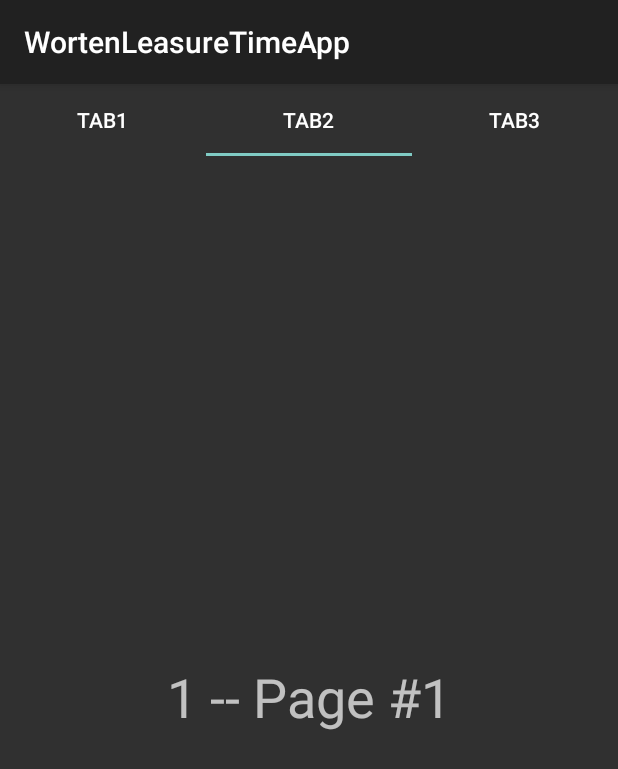
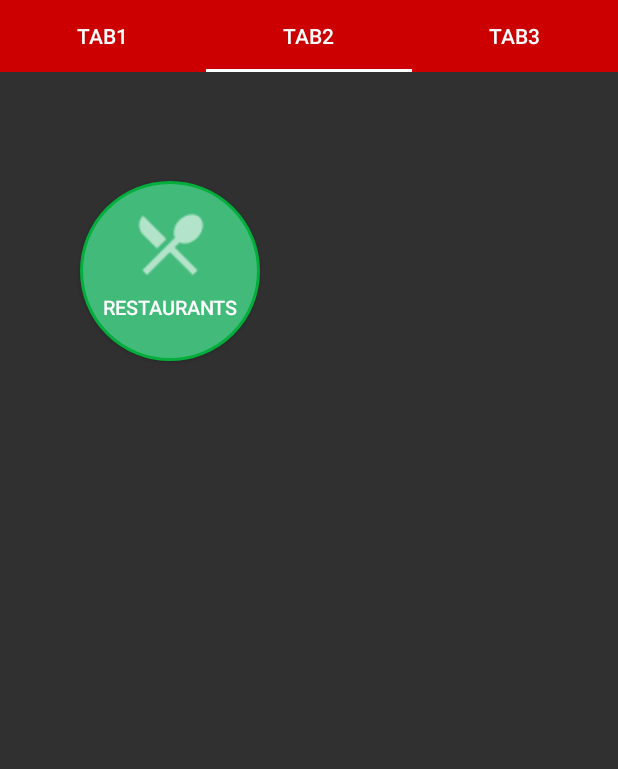
Before and after one commit to TheJoas/AppWorten, an Android app: the screen it shows after launch (MainActivity), tab 2 chosen, on a phone screen of 412 x 824 dp. Shown: the top 769 px of the screen. Run offline under Robolectric (Android 15) with nearby library versions, the phone set to English and light mode, and no system bars.

Commit message:
Added GPS Btn to 1st View, Added 2nd View with Restaurants

```diff
--- a/app/src/main/AndroidManifest.xml
+++ b/app/src/main/AndroidManifest.xml
@@ -1,6 +1,8 @@
 <?xml version="1.0" encoding="utf-8"?>
 <manifest xmlns:android="http://schemas.android.com/apk/res/android"
     package="com.joas.worten.wortenleasuretimeapp">
+    <uses-permission android:name="android.permission.ACCESS_FINE_LOCATION" />
+    <uses-permission android:name="android.permission.ACCESS_COARSE_LOCATION" />
 
     <application
         android:allowBackup="true"
@@ -8,7 +10,7 @@
         android:label="@string/app_name"
         android:roundIcon="@mipmap/ic_launcher_round"
         android:supportsRtl="true"
-        android:theme="@style/Theme.AppCompat" >
+        android:theme="@style/Theme.AppCompat.NoActionBar" >
         <activity android:name=".MainActivity">
             <intent-filter>
                 <action android:name="android.intent.action.MAIN" />
--- a/app/src/main/java/com/joas/worten/wortenleasuretimeapp/FirstFragment.java
+++ b/app/src/main/java/com/joas/worten/wortenleasuretimeapp/FirstFragment.java
@@ -1,10 +1,18 @@
 package com.joas.worten.wortenleasuretimeapp;
 
+import android.Manifest;
+import android.content.Context;
+import android.location.Location;
+import android.location.LocationListener;
+import android.location.LocationManager;
 import android.os.Bundle;
+import android.support.v4.app.ActivityCompat;
 import android.support.v4.app.Fragment;
+import android.util.Log;
 import android.view.LayoutInflater;
 import android.view.View;
 import android.view.ViewGroup;
+import android.widget.ImageButton;
 import android.widget.TextView;
 
 /**
@@ -15,6 +23,10 @@ public class FirstFragment extends Fragment {
     // Store instance variables
     private String title;
     private int page;
+    private double latitude= 0 , longitude = 0;
+    private int permissiongranted;
+    ImageButton btn;
+    LocationManager locationManager = null;
 
     // newInstance constructor for creating fragment with arguments
     public static FirstFragment newInstance(int page, String title) {
@@ -32,7 +44,9 @@ public class FirstFragment extends Fragment {
         super.onCreate(savedInstanceState);
         page = getArguments().getInt("someInt", 0);
         title = getArguments().getString("someTitle");
+        locationManager = (LocationManager) getActivity().getSystemService(Context.LOCATION_SERVICE);
     }
+
 
     // Inflate the view for the fragment based on layout XML
     @Override
@@ -41,6 +55,43 @@ public class FirstFragment extends Fragment {
         View view = inflater.inflate(R.layout.fragment_first, container, false);
         TextView tvLabel = (TextView) view.findViewById(R.id.Beep);
         tvLabel.setText(page + " -- " + title);
+
+        btn = (ImageButton) view.findViewById(R.id.GPSbutton);
+        btn.setOnClickListener(new View.OnClickListener() {
+
+            @Override
+            public void onClick(View arg0) {
+                LocationListener locationListener = new MyLocationListener();
+                ActivityCompat.requestPermissions(getActivity(), new String[]{Manifest.permission.ACCESS_FINE_LOCATION},permissiongranted);
+                try {
+                    locationManager.requestLocationUpdates(LocationManager.GPS_PROVIDER, 5000, 10, locationListener);
+                }catch (SecurityException e) {
+                    Log.e("GPS","YAY!!!!!!!");
+                }
+            }
+        });
         return view;
     }
+
+    private class MyLocationListener implements LocationListener {
+        public void onLocationChanged(Location location) {
+            // Called when a new location is found by the network location provider
+            try {
+                location = locationManager.getLastKnownLocation(LocationManager.GPS_PROVIDER);
+                longitude = location.getLatitude();
+                latitude = location.getLongitude();
+                Log.i("GPS",location.toString());
+            } catch (SecurityException e) {
+                Log.e("GPS","ERRROOOOOOOOOO!!!!!!!");
+            }
+            TextView tvLabel = (TextView) getActivity().findViewById(R.id.Beep);
+            tvLabel.setText("Longitude" + Double.toString(longitude) + "Latitude" + Double.toString(latitude));
+        }
+
+        public void onStatusChanged(String provider, int status, Bundle extras) {}
+
+        public void onProviderEnabled(String provider) {}
+
+        public void onProviderDisabled(String provider) {}
+    };
 }
--- a/app/src/main/java/com/joas/worten/wortenleasuretimeapp/MainActivity.java
+++ b/app/src/main/java/com/joas/worten/wortenleasuretimeapp/MainActivity.java
@@ -8,9 +8,10 @@ import android.support.v4.app.FragmentPagerAdapter;
 import android.support.v4.view.ViewPager;
 import android.support.v7.app.AppCompatActivity;
 import android.os.Bundle;
-import android.util.Log;
 
-public class MainActivity extends AppCompatActivity {
+
+
+public class MainActivity extends AppCompatActivity{
 
     FragmentPagerAdapter adapterViewPager;
 
@@ -20,7 +21,7 @@ public class MainActivity extends AppCompatActivity {
         setContentView(R.layout.activity_main);
 
         ViewPager vpPager = (ViewPager) findViewById(R.id.vpPager);
-        adapterViewPager = new MyPagerAdapter(getSupportFragmentManager(),MainActivity.this);
+        adapterViewPager = new MyPagerAdapter(getSupportFragmentManager(), MainActivity.this);
 
         TabLayout tabLayout = (TabLayout) findViewById(R.id.tab);
         tabLayout.setupWithViewPager(vpPager);
@@ -50,7 +51,12 @@ public class MainActivity extends AppCompatActivity {
         // Returns the fragment to display for that page
         @Override
         public Fragment getItem(int position) {
-            return FirstFragment.newInstance(position, "Page #" + String.valueOf(position));
+            switch (position){
+                case 0: return FirstFragment.newInstance(position, "Page #" + String.valueOf(position));
+                case 1: return SecondFragment.newInstance();
+                case 2: return FirstFragment.newInstance(position, "Page #" + String.valueOf(position));
+                default: return FirstFragment.newInstance(position, "Page #" + String.valueOf(position));
+            }
         }
 
         @Override
--- /dev/null
+++ b/app/src/main/java/com/joas/worten/wortenleasuretimeapp/SecondFragment.java
@@ -0,0 +1,66 @@
+package com.joas.worten.wortenleasuretimeapp;
+
+import android.graphics.PorterDuff;
+import android.os.Bundle;
+import android.support.v4.app.Fragment;
+import android.view.LayoutInflater;
+import android.view.MotionEvent;
+import android.view.View;
+import android.view.ViewGroup;
+import android.widget.Button;
+
+/**
+ * Created by Joas on 26-Mar-18.
+ */
+
+public class SecondFragment extends Fragment {
+    // Store instance variables
+    Button btnRestaurant;
+
+    // newInstance constructor for creating fragment with arguments
+    public static SecondFragment newInstance() {
+        SecondFragment fragmentSecond = new SecondFragment();
+
+        return fragmentSecond;
+    }
+
+    // Store instance variables based on arguments passed
+    @Override
+    public void onCreate(Bundle savedInstanceState) {
+        super.onCreate(savedInstanceState);
+    }
+
+    // Inflate the view for the fragment based on layout XML
+    @Override
+    public View onCreateView(LayoutInflater inflater, ViewGroup container,
+                             Bundle savedInstanceState) {
+        View view = inflater.inflate(R.layout.fragment_second, container, false);
+
+        btnRestaurant = view.findViewById(R.id.Restaurant);
+        btnRestaurant.setOnTouchListener(new View.OnTouchListener() {
+
+            @Override
+            public boolean onTouch(View v, MotionEvent event) {
+                switch (event.getAction()) {
+                    case MotionEvent.ACTION_DOWN: {
+                        Button view = (Button) v;
+                        view.getBackground().setColorFilter(0x77000000, PorterDuff.Mode.SRC_ATOP);
+                        v.invalidate();
+                        break;
+                    }
+                    case MotionEvent.ACTION_UP:
+                        // Your action here on button click
+                    case MotionEvent.ACTION_CANCEL: {
+                        Button view = (Button) v;
+                        view.getBackground().clearColorFilter();
+                        view.invalidate();
+                        break;
+                    }
+                }
+                return true;
+            }
+        });
+
+        return view;
+    }
+}
--- /dev/null
+++ b/app/src/main/res/drawable/circle.xml
@@ -0,0 +1,14 @@
+<?xml version="1.0" encoding="utf-8"?>
+<shape xmlns:android="http://schemas.android.com/apk/res/android"
+    android:shape="rectangle">
+    <corners android:radius="1000dp" />
+    <solid android:color="#41ba7a" />
+    <stroke
+        android:width="2dip"
+        android:color="#03ae3c" />
+    <padding
+        android:bottom="4dp"
+        android:left="4dp"
+        android:right="4dp"
+        android:top="4dp" />
+</shape>
--- /dev/null
+++ b/app/src/main/res/drawable/imagesize.xml
@@ -0,0 +1,10 @@
+<?xml version="1.0" encoding="utf-8"?>
+<layer-list xmlns:android="http://schemas.android.com/apk/res/android" >
+
+    <item
+        android:drawable="@drawable/ic_restaurant"
+        android:width="53dp"
+        android:height="53dp"
+        />
+
+</layer-list >
--- a/app/src/main/res/layout/activity_main.xml
+++ b/app/src/main/res/layout/activity_main.xml
@@ -8,24 +8,22 @@
 
     <android.support.v4.view.ViewPager
         android:id="@+id/vpPager"
-        android:layout_width="match_parent"
-        android:layout_height="match_parent"
+        android:layout_width="0dp"
+        android:layout_height="0dp"
         app:layout_constraintTop_toTopOf="parent"
-        android:layout_marginTop="0dp"
-        android:layout_marginRight="0dp"
         app:layout_constraintRight_toRightOf="parent"
         app:layout_constraintBottom_toBottomOf="parent"
-        android:layout_marginBottom="0dp"
-        android:layout_marginLeft="0dp"
         app:layout_constraintLeft_toLeftOf="parent">
 
         <android.support.design.widget.TabLayout
-        android:id="@+id/tab"
-        android:layout_width="match_parent"
-        android:layout_height="wrap_content"
-        app:tabTextColor="@android:color/white"
-        app:tabMode="fixed"
-        app:tabGravity="fill" />
+            android:id="@+id/tab"
+            android:layout_width="match_parent"
+            android:layout_height="wrap_content"
+            android:background="@android:color/holo_red_dark"
+            app:tabGravity="fill"
+            app:tabIndicatorColor="@android:color/background_light"
+            app:tabMode="fixed"
+            app:tabTextColor="@android:color/white" />
 
     </android.support.v4.view.ViewPager>
 
--- /dev/null
+++ b/app/src/main/res/layout/fragment_second.xml
@@ -0,0 +1,32 @@
+<?xml version="1.0" encoding="utf-8"?>
+<android.support.constraint.ConstraintLayout
+    xmlns:android="http://schemas.android.com/apk/res/android"
+    xmlns:app="http://schemas.android.com/apk/res-auto"
+    android:layout_width="match_parent"
+    android:layout_height="match_parent">
+
+    <Button
+        android:id="@+id/Restaurant"
+        android:layout_width="120dp"
+        android:layout_height="120dp"
+        android:layout_marginBottom="8dp"
+        android:layout_marginLeft="8dp"
+        android:layout_marginRight="8dp"
+        android:layout_marginTop="8dp"
+        android:background="@drawable/circle"
+        android:drawableTint="@android:color/white"
+        android:drawableTop="@drawable/imagesize"
+        android:paddingBottom="20dp"
+        android:paddingTop="15dp"
+        android:text="@string/restaurants"
+        android:textAlignment="center"
+        android:textColor="#fff"
+        android:textSize="13sp"
+        app:layout_constraintBottom_toBottomOf="parent"
+        app:layout_constraintHorizontal_bias="0.164"
+        app:layout_constraintLeft_toLeftOf="parent"
+        app:layout_constraintRight_toRightOf="parent"
+        app:layout_constraintTop_toTopOf="parent"
+        app:layout_constraintVertical_bias="0.101" />
+
+</android.support.constraint.ConstraintLayout>
--- a/app/src/main/res/values/strings.xml
+++ b/app/src/main/res/values/strings.xml
@@ -1,3 +1,4 @@
 <resources>
-    <string name="app_name">WortenLeasureTimeApp</string>
+    <string name="app_name">What Now?</string>
+    <string name="restaurants">Restaurants</string>
 </resources>
--- a/app/src/main/res/values/styles.xml
+++ b/app/src/main/res/values/styles.xml
@@ -1,8 +1,9 @@
 <resources>
 
     <!-- Base application theme. -->
-    <style name="AppTheme" parent="Theme.AppCompat.Light.DarkActionBar">
+    <style name="AppTheme" parent="Theme.AppCompat">
         <!-- Customize your theme here. -->
+        <item name="android:windowNoTitle">true</item>
         <item name="colorPrimary">@color/colorPrimary</item>
         <item name="colorPrimaryDark">@color/colorPrimaryDark</item>
         <item name="colorAccent">@color/colorAccent</item>
```
Also changed, not shown: app/src/main/java/com/joas/worten/wortenleasuretimeapp/MyLocationListener.java (added, +35 -0 lines), app/src/main/res/layout/fragment_first.xml (+17 -0 lines), app/src/main/res/drawable-hdpi/ic_restaurant.png (added), app/src/main/res/drawable-mdpi/ic_restaurant.png (added), app/src/main/res/drawable-xhdpi/ic_restaurant.png (added), app/src/main/res/drawable-xxhdpi/ic_restaurant.png (added), 1 other file.
